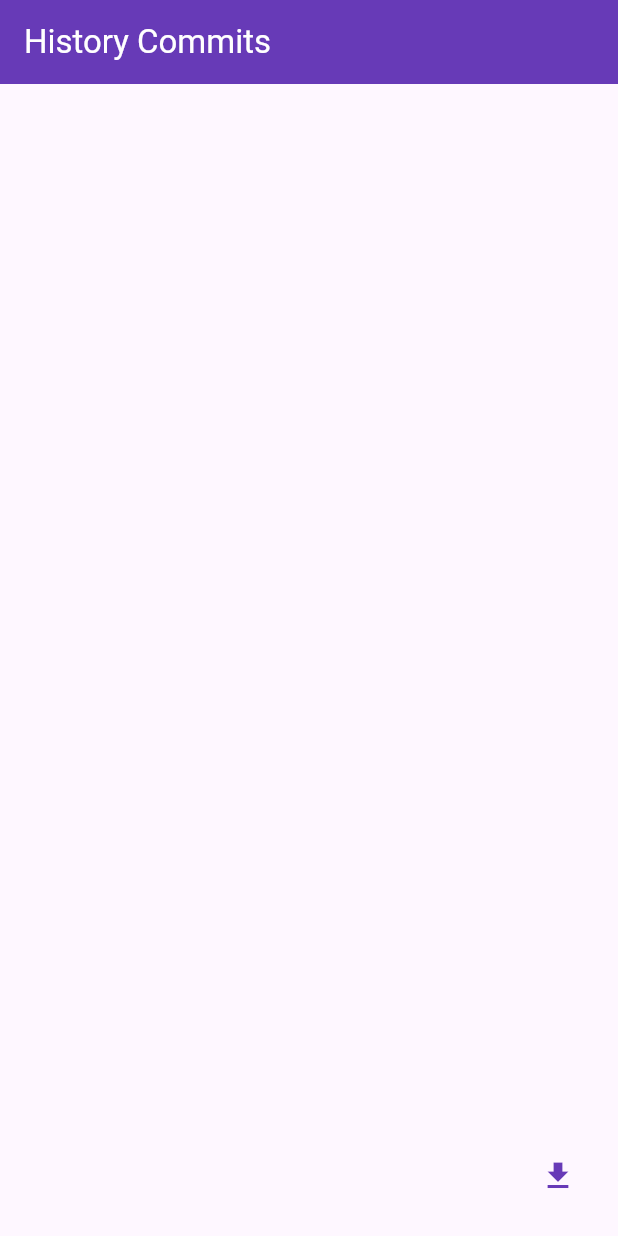
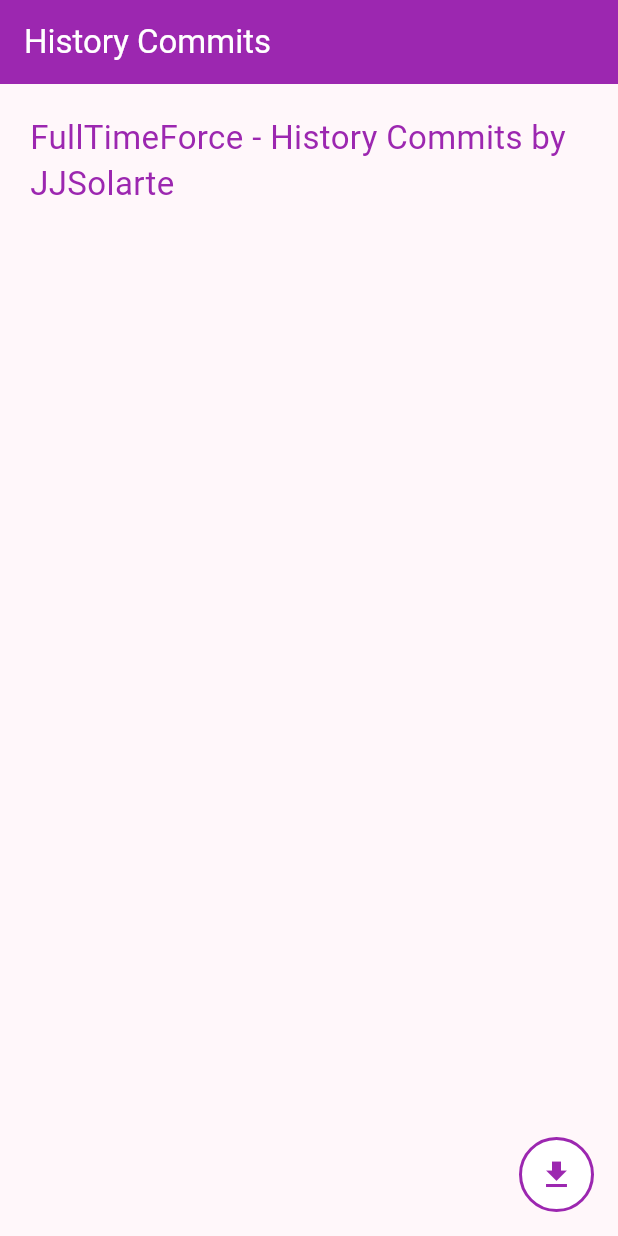
Before and after one commit to jjsolarte/fulltimeforrce, a Flutter app: the screen it shows after launch, on a phone screen of 412 x 824 dp. Run offline on Flutter 3.47's test engine with Material 3 defaults, Android fonts, the phone set to English and light mode, and no system bars; our stand-ins replace bloc, dio, equatable, flutter_bloc.

Commit message:
feat(HistoryCommit):Add UI and visual details

```diff
--- a/lib/features/history_commits/model/commit_model.dart
+++ b/lib/features/history_commits/model/commit_model.dart
@@ -3,27 +3,23 @@ import 'package:full_time_force/features/history_commits/model/author_model.dart
 class CommitModel {
   final AuthorModel author;
   final String message;
-  final String url;
   final int commentCount;
 
   CommitModel({
     required this.author,
     required this.message,
-    required this.url,
     required this.commentCount,
   });
 
   factory CommitModel.fromJson(Map<String, dynamic> json) => CommitModel(
     author: AuthorModel.fromJson(json["author"]),
     message: json["message"],
-    url: json["url"],
     commentCount: json["comment_count"],
   );
 
   Map<String, dynamic> toJson() => {
     "author": author.toJson(),
     "message": message,
-    "url": url,
     "comment_count": commentCount,
   };
 }
--- a/lib/features/history_commits/ui/history_commits_page.dart
+++ b/lib/features/history_commits/ui/history_commits_page.dart
@@ -1,6 +1,7 @@
 import 'package:flutter/material.dart';
-import 'package:flutter_bloc/flutter_bloc.dart';
-import 'package:full_time_force/features/history_commits/bloc/history_commits_bloc.dart';
+import 'package:full_time_force/features/history_commits/ui/widget/history_commit_manager_widget.dart';
+import 'package:full_time_force/ui/style/palette.dart';
+import 'package:full_time_force/ui/widget/custom_floating_button.dart';
 
 class HistoryCommitsPage extends StatelessWidget {
   const HistoryCommitsPage({Key? key}) : super(key: key);
@@ -13,17 +14,9 @@ class HistoryCommitsPage extends StatelessWidget {
             'History Commits',
             style: TextStyle(color: Colors.white),
           ),
-          backgroundColor: Colors.deepPurple),
-      body: Container(),
-      floatingActionButton: IconButton(
-          onPressed: () => context
-              .read<HistoryCommitsBloc>()
-              .add(HistoryCommitCallListEvent()),
-          color: Colors.deepPurpleAccent,
-          icon: const Icon(
-            Icons.download,
-            color: Colors.deepPurple,
-          )),
+          backgroundColor: Palette.primaryColor),
+      body: const HistoryCommitManagerWidget(),
+      floatingActionButton: const CustomFloatingButton(),
     );
   }
 }
--- /dev/null
+++ b/lib/features/history_commits/ui/widget/history_commit_manager_widget.dart
@@ -0,0 +1,47 @@
+import 'package:flutter/material.dart';
+import 'package:flutter_bloc/flutter_bloc.dart';
+import 'package:full_time_force/features/history_commits/bloc/history_commits_bloc.dart';
+import 'package:full_time_force/features/history_commits/ui/widget/history_commit_list_widget.dart';
+import 'package:full_time_force/ui/style/palette.dart';
+
+class HistoryCommitManagerWidget extends StatelessWidget {
+  const HistoryCommitManagerWidget({Key? key}) : super(key: key);
+
+  @override
+  Widget build(BuildContext context) {
+    return BlocBuilder<HistoryCommitsBloc, HistoryCommitsState>(
+        builder: (context, state) {
+      if (state is LoadingState) {
+        return const Center(
+            child: CircularProgressIndicator(
+          color: Palette.primaryColor,
+        ));
+      }
+      if (state is ErrorState) {
+        return const Padding(
+          padding: EdgeInsets.all(20),
+          child: Text(
+            'So sorry, we cant list commits',
+            style: TextStyle(
+              color: Palette.primaryColor,
+              fontSize: 22,
+            ),
+          ),
+        );
+      }
+      if (state is LoadedState) {
+        return HistoryCommitListWidget(historyModelList: state.historyCommits);
+      }
+      return const Padding(
+        padding: EdgeInsets.all(20),
+        child: Text(
+          'FullTimeForce - History Commits by JJSolarte',
+          style: TextStyle(
+            color: Palette.primaryColor,
+            fontSize: 22,
+          ),
+        ),
+      );
+    });
+  }
+}
--- a/lib/main.dart
+++ b/lib/main.dart
@@ -2,6 +2,7 @@ import 'package:flutter/material.dart';
 import 'package:flutter_bloc/flutter_bloc.dart';
 import 'package:full_time_force/core/providers/providers.dart';
 import 'package:full_time_force/features/history_commits/ui/history_commits_page.dart';
+import 'package:full_time_force/ui/style/palette.dart';
 
 void main() {
   runApp(const MyApp());
@@ -17,7 +18,7 @@ class MyApp extends StatelessWidget {
       child: MaterialApp(
         title: 'FullTimeForce',
         theme: ThemeData(
-          colorScheme: ColorScheme.fromSeed(seedColor: Colors.deepPurple),
+          colorScheme: ColorScheme.fromSeed(seedColor: Palette.primaryColor),
           useMaterial3: true,
         ),
         home: const HistoryCommitsPage(),
--- a/lib/ui/style/palette.dart
+++ b/lib/ui/style/palette.dart
@@ -0,0 +1,7 @@
+import 'package:flutter/material.dart';
+
+class Palette {
+  static const primaryColor = Color(0xFF9C27B0);
+  static const primaryText = Color(0xFFFFFFFF);
+  static const primarySubtitle = Color(0xFFBDBDBD);
+}
--- /dev/null
+++ b/lib/ui/widget/custom_floating_button.dart
@@ -0,0 +1,32 @@
+import 'package:flutter/material.dart';
+import 'package:flutter_bloc/flutter_bloc.dart';
+import 'package:full_time_force/features/history_commits/bloc/history_commits_bloc.dart';
+import 'package:full_time_force/ui/style/palette.dart';
+
+class CustomFloatingButton extends StatelessWidget {
+  const CustomFloatingButton({Key? key}) : super(key: key);
+
+  @override
+  Widget build(BuildContext context) {
+    return Container(
+      width: 50,
+      height: 50,
+      decoration: BoxDecoration(
+          color: Colors.white,
+          borderRadius: BorderRadius.circular(30),
+          border: Border.all(
+            color: Palette.primaryColor,
+            width: 2,
+          )),
+      child: IconButton(
+          onPressed: () => context
+              .read<HistoryCommitsBloc>()
+              .add(HistoryCommitCallListEvent()),
+          color: Palette.primaryColor,
+          icon: const Icon(
+            Icons.download,
+            color: Palette.primaryColor,
+          )),
+    );
+  }
+}
```
Also changed, not shown: lib/features/history_commits/ui/widget/history_commit_item_widget.dart (added, +113 -0 lines), lib/features/history_commits/ui/widget/history_commit_list_widget.dart (added, +21 -0 lines), 1 other file.
